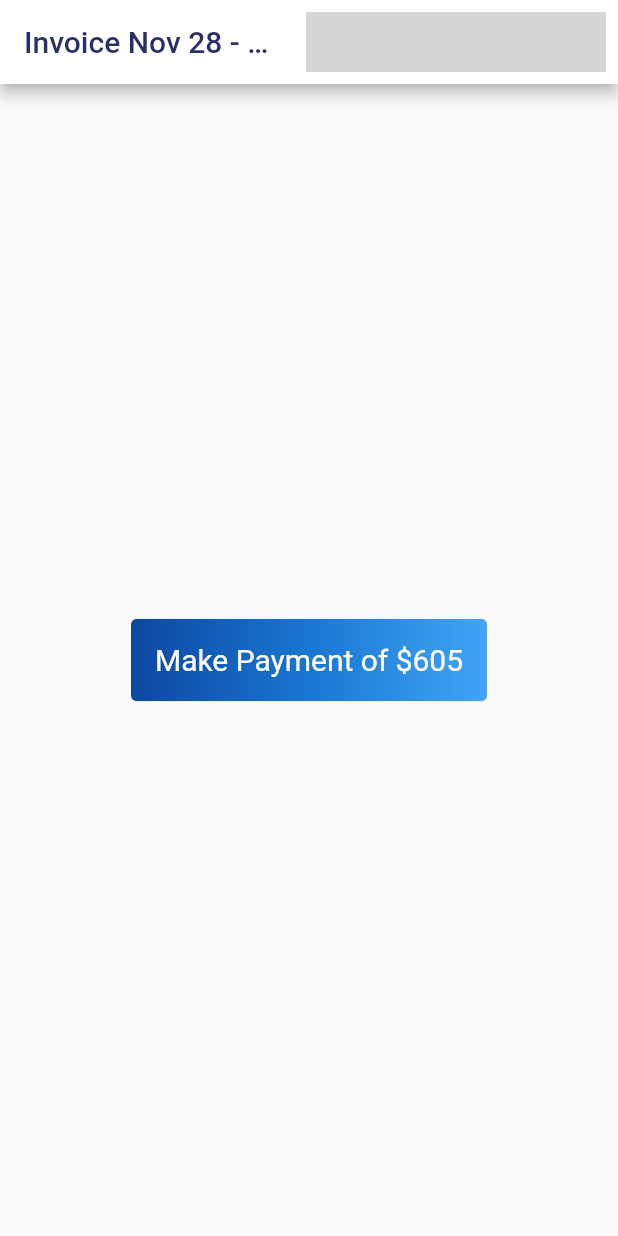
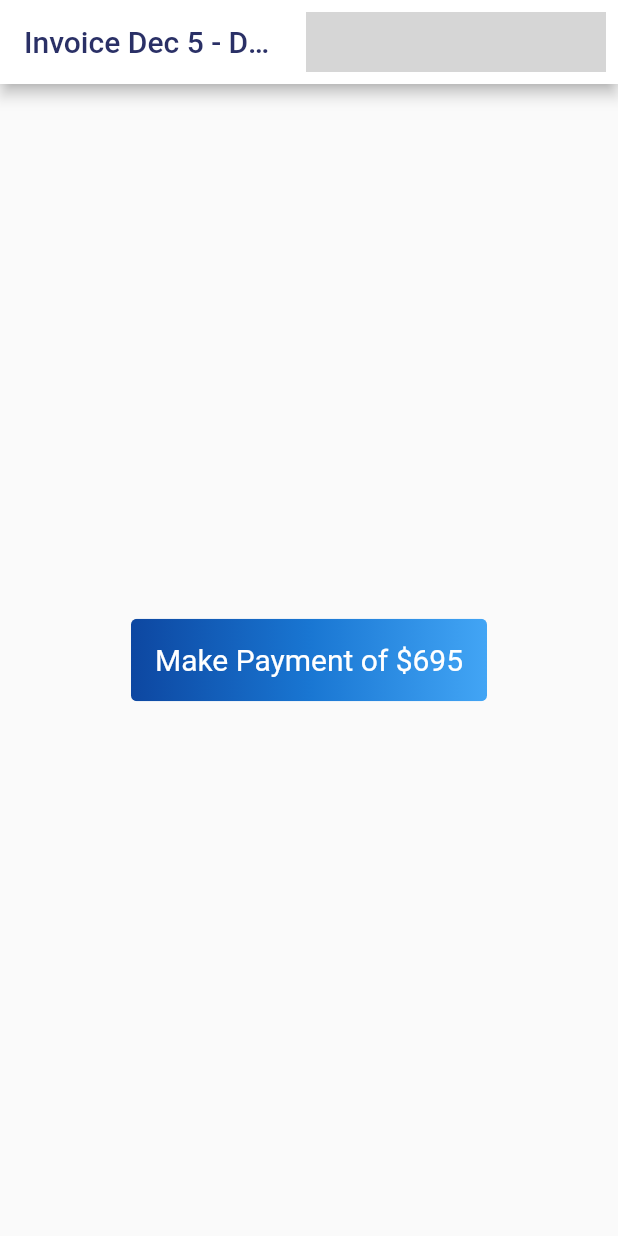
Before and after one commit to Team-Crushing-It/derosa_payment, a Flutter app: the screen it shows after launch, on a phone screen of 412 x 824 dp. Run offline on Flutter 3.47's test engine with Material 2 defaults, Android fonts, the phone set to English and light mode, and no system bars; our stand-ins replace bloc, cloud_firestore, equatable, firebase_auth, firebase_core, flutter_bloc and 1 more; missing offline and left inert: flow_builder, very_good_analysis; accounts and stored records are empty; generated files the repository leaves out were written again; network calls fail; grey boxes are pictures that could not be loaded.

Commit message:
Update home.dart

```diff
--- a/lib/home/view/home.dart
+++ b/lib/home/view/home.dart
@@ -30,8 +30,8 @@ class _HomeState extends State<Home> {
   @override
   Widget build(BuildContext context) {
     const id = 'DeRosa';
-    const title = 'Nov 28 - Dec 4';
-    const price = '605';
+    const title = 'Dec 5 - Dec 11';
+    const price = '695';
     final timeStamp = DateTime.now().toString();
 
     return Scaffold(
```
